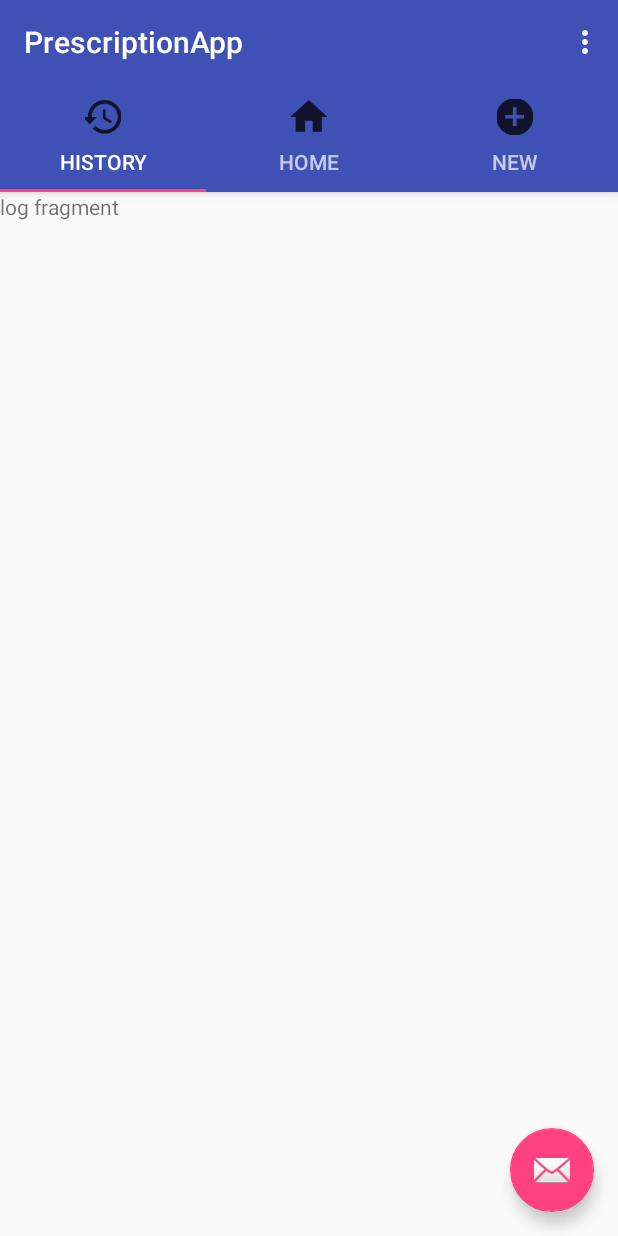
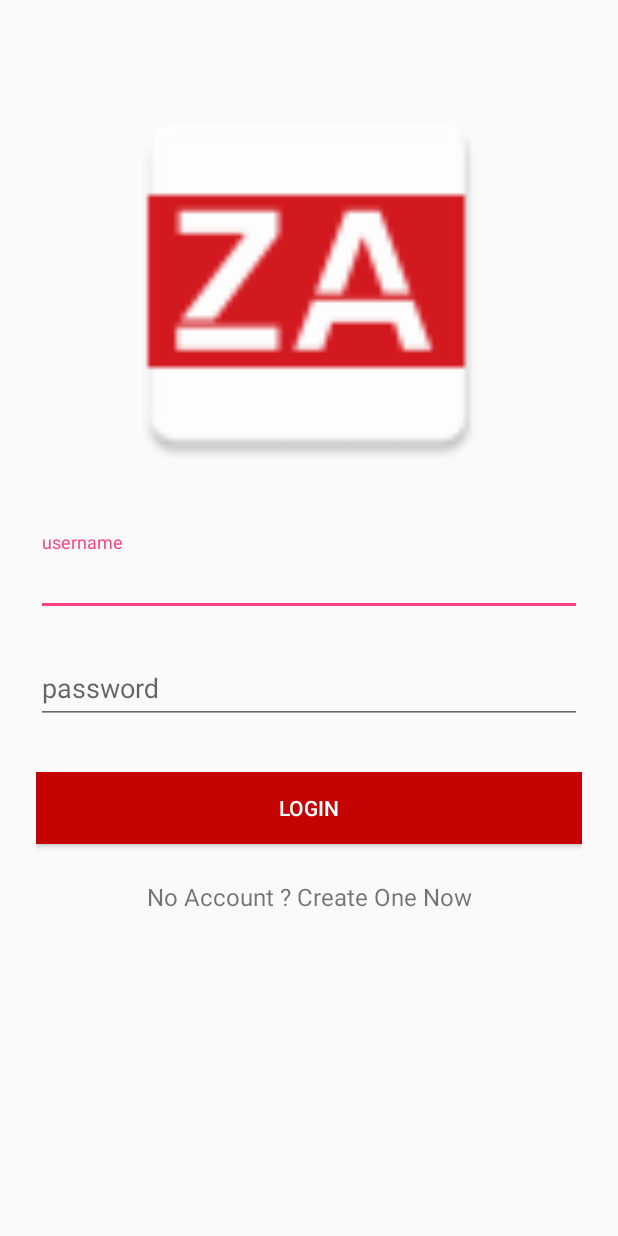
Before and after one commit to zyad224/PrescriptionApp, an Android app: the screen it shows after launch (MainActivity before the commit, SigninActivity after it), on a phone screen of 412 x 824 dp. Run offline under Robolectric (Android 15) with nearby library versions, the phone set to English and light mode, and no system bars.

Commit message:
users model and user interface

```diff
--- a/app/build.gradle
+++ b/app/build.gradle
@@ -4,7 +4,7 @@ android {
     compileSdkVersion 26
     defaultConfig {
         applicationId "com.example.zeyad.prescriptionapp"
-        minSdkVersion 14
+        minSdkVersion 16
         targetSdkVersion 26
         versionCode 1
         versionName "1.0"
--- a/app/src/main/AndroidManifest.xml
+++ b/app/src/main/AndroidManifest.xml
@@ -4,13 +4,13 @@
 
     <application
         android:allowBackup="true"
-        android:icon="@mipmap/ic_launcher"
+        android:icon="@mipmap/ic_logoapp"
         android:label="@string/app_name"
         android:roundIcon="@mipmap/ic_launcher_round"
         android:supportsRtl="true"
         android:theme="@style/AppTheme">
         <activity
-            android:name=".MainActivity"
+            android:name=".SigninActivity"
             android:label="@string/app_name"
             android:theme="@style/AppTheme.NoActionBar">
             <intent-filter>
@@ -19,6 +19,8 @@
                 <category android:name="android.intent.category.LAUNCHER" />
             </intent-filter>
         </activity>
+        <!-- <activity android:name=".SignupActivity"></activity> -->
+        <activity android:name=".SignupActivity" android:parentActivityName=".SigninActivity"/>
     </application>
 
 </manifest>
--- /dev/null
+++ b/app/src/main/java/com/example/zeyad/prescriptionapp/SigninActivity.java
@@ -0,0 +1,79 @@
+package com.example.zeyad.prescriptionapp;
+
+import android.content.Intent;
+import android.graphics.Color;
+import android.support.design.widget.Snackbar;
+import android.support.v7.app.AppCompatActivity;
+import android.os.Bundle;
+import android.view.View;
+import android.widget.Button;
+import android.widget.EditText;
+import android.widget.ImageView;
+import android.widget.TextView;
+
+import static com.example.zeyad.prescriptionapp.SignupActivity.resizeAppIcon;
+
+public class SigninActivity extends AppCompatActivity {
+
+    private EditText userName;
+    private EditText password;
+    private Button login;
+    private TextView tv;
+    private ImageView img;
+    private String UserName,Password;
+    @Override
+    protected void onCreate(Bundle savedInstanceState) {
+        super.onCreate(savedInstanceState);
+        setContentView(R.layout.activity_signin);
+
+        userName=(EditText) findViewById(R.id.input_username_signin);
+        password=(EditText) findViewById(R.id.input_password_signin);
+        login=(Button) findViewById(R.id.login);
+        tv=(TextView) findViewById(R.id.signup_link);
+        img=(ImageView) findViewById(R.id.appLogo);
+
+        int red= Color.rgb(196,3,3);
+        login.setBackgroundColor(red);
+        login.setTextColor(Color.WHITE);
+        resizeAppIcon(img);
+
+        login.setOnClickListener(new View.OnClickListener() {
+            @Override
+            public void onClick(View v) {
+
+                validateUserinput();
+                //send to db
+
+            }
+        });
+
+        tv.setOnClickListener(new View.OnClickListener() {
+            @Override
+            public void onClick(View v) {
+
+                Intent intent = new Intent( getApplicationContext(),SignupActivity.class);
+                startActivity(intent);
+            }
+        });
+    }
+
+    private boolean validateUserinput(){
+        UserName=userName.getText().toString();
+        Password=password.getText().toString();
+
+        if(!UserName.isEmpty()&&!Password.isEmpty()) {
+            return true;
+        }
+        else {
+
+             if (UserName.isEmpty())
+                Snackbar.make(findViewById(android.R.id.content),
+                        "Please Add your username", Snackbar.LENGTH_LONG).show();
+
+            else if (Password.isEmpty())
+                Snackbar.make(findViewById(android.R.id.content),
+                        "Please Add your Password", Snackbar.LENGTH_LONG).show();
+        }
+        return false;
+    }
+}
--- /dev/null
+++ b/app/src/main/res/layout/activity_signin.xml
@@ -0,0 +1,69 @@
+<?xml version="1.0" encoding="utf-8"?>
+<ScrollView
+    xmlns:android="http://schemas.android.com/apk/res/android"
+    android:layout_width="fill_parent"
+    android:layout_height="fill_parent"
+    android:fitsSystemWindows="true">
+
+    <LinearLayout
+        android:orientation="vertical"
+        android:layout_width="match_parent"
+        android:layout_height="wrap_content"
+        android:paddingTop="56dp"
+        android:paddingLeft="24dp"
+        android:paddingRight="24dp">
+
+        <ImageView android:src="@mipmap/ic_logoapp"
+            android:id="@+id/appLogo"
+            android:layout_width="100dp"
+            android:layout_height="match_parent"
+            android:layout_weight="5"
+            android:layout_marginBottom="24dp"
+            android:layout_gravity="center_horizontal" />
+
+        <!-- Username Label -->
+        <android.support.design.widget.TextInputLayout
+            android:layout_width="match_parent"
+            android:layout_height="wrap_content"
+            android:layout_marginTop="8dp"
+            android:layout_marginBottom="8dp">
+            <EditText android:id="@+id/input_username_signin"
+                android:layout_width="match_parent"
+                android:layout_height="wrap_content"
+                android:inputType="textEmailAddress"
+                android:hint="username" />
+        </android.support.design.widget.TextInputLayout>
+
+        <!-- Password Label -->
+        <android.support.design.widget.TextInputLayout
+            android:layout_width="match_parent"
+            android:layout_height="wrap_content"
+            android:layout_marginTop="8dp"
+            android:layout_marginBottom="8dp">
+            <EditText android:id="@+id/input_password_signin"
+                android:layout_width="match_parent"
+                android:layout_height="wrap_content"
+                android:inputType="textPassword"
+                android:hint="@string/passwordSignin"/>
+        </android.support.design.widget.TextInputLayout>
+
+        <!-- Login Button -->
+        <android.support.v7.widget.AppCompatButton
+            android:id="@+id/login"
+            android:layout_width="fill_parent"
+            android:layout_height="wrap_content"
+            android:layout_marginTop="24dp"
+            android:layout_marginBottom="24dp"
+            android:padding="12dp"
+            android:text="@string/login"/>
+
+        <TextView android:id="@+id/signup-link"
+            android:layout_width="fill_parent"
+            android:layout_height="wrap_content"
+            android:layout_marginBottom="24dp"
+            android:text="@string/NoAccount"
+            android:gravity="center"
+            android:textSize="16sp"/>
+
+    </LinearLayout>
+</ScrollView>
--- a/app/src/main/res/values/strings.xml
+++ b/app/src/main/res/values/strings.xml
@@ -10,7 +10,14 @@
     <string name="Time">8:00</string>
     <string name="Dose">1 pill</string>
     <string name="Takings">How many Takings?</string>
-
+    <string name="name">Your Name </string>
+    <string name="username">Choose a username </string>
+    <string name="passwordSignup">Choose a password </string>
+    <string name="createAccount">Create Account </string>
+    <string name="alreadyMember">Already a member? Login </string>
+    <string name="NoAccount">No Account ? Create One Now </string>
+    <string name="login">Login </string>
+    <string name="passwordSignin">password </string>
 
 
 
```
Also changed, not shown: app/src/main/java/com/example/zeyad/prescriptionapp/Database/User.java (+9 -1 lines), app/src/main/java/com/example/zeyad/prescriptionapp/Fragments/AddPrescription.java (+21 -5 lines), app/src/main/java/com/example/zeyad/prescriptionapp/SignupActivity.java (added, +107 -0 lines), app/src/main/res/layout/activity_signup.xml (added, +82 -0 lines), app/src/main/ic_logoapp-web.png (added), app/src/main/res/mipmap-hdpi/ic_logoapp.png (added), app/src/main/res/mipmap-mdpi/ic_logoapp.png (added), app/src/main/res/mipmap-xhdpi/ic_logoapp.png (added), app/src/main/res/mipmap-xxhdpi/ic_logoapp.png (added), app/src/main/res/mipmap-xxxhdpi/ic_logoapp.png (added).
